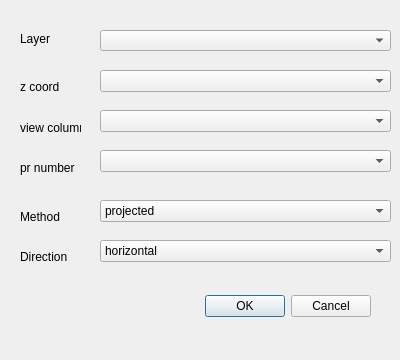
Qt form profileAAR_dialog_base.ui (ISAAKiel/profileAAR) before a commit.
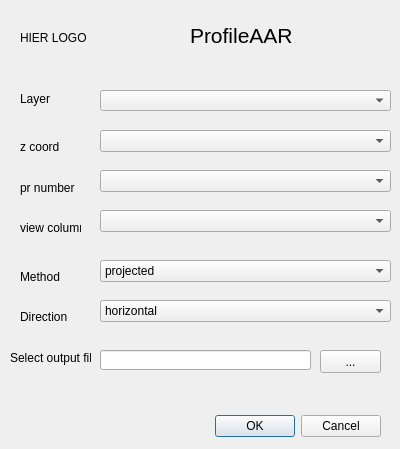
The same form after that commit.

```diff
--- a/profileAAR_dialog_base.ui
+++ b/profileAAR_dialog_base.ui
@@ -7,7 +7,7 @@
     <x>0</x>
     <y>0</y>
     <width>400</width>
-    <height>360</height>
+    <height>449</height>
    </rect>
   </property>
   <property name="windowTitle">
@@ -16,8 +16,8 @@
   <widget class="QDialogButtonBox" name="button_box">
    <property name="geometry">
     <rect>
-     <x>30</x>
-     <y>290</y>
+     <x>40</x>
+     <y>410</y>
      <width>341</width>
      <height>32</height>
     </rect>
@@ -33,7 +33,7 @@
    <property name="geometry">
     <rect>
      <x>100</x>
-     <y>30</y>
+     <y>90</y>
      <width>291</width>
      <height>21</height>
     </rect>
@@ -43,7 +43,7 @@
    <property name="geometry">
     <rect>
      <x>20</x>
-     <y>30</y>
+     <y>90</y>
      <width>68</width>
      <height>17</height>
     </rect>
@@ -56,7 +56,7 @@
    <property name="geometry">
     <rect>
      <x>100</x>
-     <y>70</y>
+     <y>130</y>
      <width>291</width>
      <height>22</height>
     </rect>
@@ -66,7 +66,7 @@
    <property name="geometry">
     <rect>
      <x>20</x>
-     <y>80</y>
+     <y>140</y>
      <width>47</width>
      <height>13</height>
     </rect>
@@ -79,7 +79,7 @@
    <property name="geometry">
     <rect>
      <x>100</x>
-     <y>200</y>
+     <y>260</y>
      <width>291</width>
      <height>22</height>
     </rect>
@@ -99,7 +99,7 @@
    <property name="geometry">
     <rect>
      <x>20</x>
-     <y>210</y>
+     <y>270</y>
      <width>47</width>
      <height>13</height>
     </rect>
@@ -112,7 +112,7 @@
    <property name="geometry">
     <rect>
      <x>20</x>
-     <y>250</y>
+     <y>310</y>
      <width>47</width>
      <height>13</height>
     </rect>
@@ -125,7 +125,7 @@
    <property name="geometry">
     <rect>
      <x>100</x>
-     <y>240</y>
+     <y>300</y>
      <width>291</width>
      <height>22</height>
     </rect>
@@ -145,7 +145,7 @@
    <property name="geometry">
     <rect>
      <x>100</x>
-     <y>110</y>
+     <y>210</y>
      <width>291</width>
      <height>22</height>
     </rect>
@@ -155,7 +155,7 @@
    <property name="geometry">
     <rect>
      <x>20</x>
-     <y>120</y>
+     <y>220</y>
      <width>61</width>
      <height>16</height>
     </rect>
@@ -168,7 +168,7 @@
    <property name="geometry">
     <rect>
      <x>100</x>
-     <y>150</y>
+     <y>170</y>
      <width>291</width>
      <height>22</height>
     </rect>
@@ -178,7 +178,7 @@
    <property name="geometry">
     <rect>
      <x>20</x>
-     <y>160</y>
+     <y>180</y>
      <width>61</width>
      <height>16</height>
     </rect>
@@ -187,6 +187,73 @@
     <string>pr number</string>
    </property>
   </widget>
+  <widget class="QLabel" name="label_7">
+   <property name="geometry">
+    <rect>
+     <x>10</x>
+     <y>350</y>
+     <width>81</width>
+     <height>16</height>
+    </rect>
+   </property>
+   <property name="text">
+    <string>Select output file</string>
+   </property>
+  </widget>
+  <widget class="QLabel" name="label_8">
+   <property name="geometry">
+    <rect>
+     <x>190</x>
+     <y>15</y>
+     <width>181</width>
+     <height>41</height>
+    </rect>
+   </property>
+   <property name="font">
+    <font>
+     <pointsize>16</pointsize>
+    </font>
+   </property>
+   <property name="text">
+    <string>ProfileAAR</string>
+   </property>
+  </widget>
+  <widget class="QLabel" name="label_9">
+   <property name="geometry">
+    <rect>
+     <x>20</x>
+     <y>30</y>
+     <width>91</width>
+     <height>16</height>
+    </rect>
+   </property>
+   <property name="text">
+    <string>HIER LOGO</string>
+   </property>
+  </widget>
+  <widget class="QLineEdit" name="outputPath">
+   <property name="geometry">
+    <rect>
+     <x>100</x>
+     <y>350</y>
+     <width>211</width>
+     <height>20</height>
+    </rect>
+   </property>
+  </widget>
+  <widget class="QPushButton" name="outputButton">
+   <property name="geometry">
+    <rect>
+     <x>320</x>
+     <y>350</y>
+     <width>61</width>
+     <height>23</height>
+    </rect>
+   </property>
+   <property name="text">
+    <string>...</string>
+   </property>
+  </widget>
  </widget>
  <resources/>
  <connections>
```
